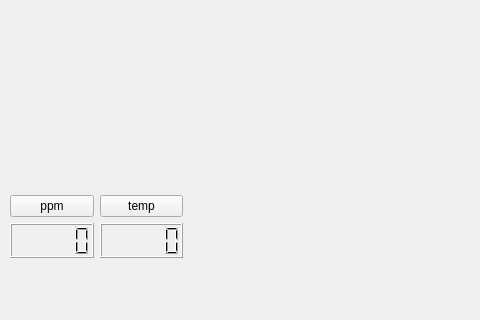
Before: the Qt Designer form keeMASH.ui in buhtanback/KeeMASH, drawn with Qt 5; both pictures show x 0 to 480 and y 285 to 605 of the 848 by 605 pixel window.
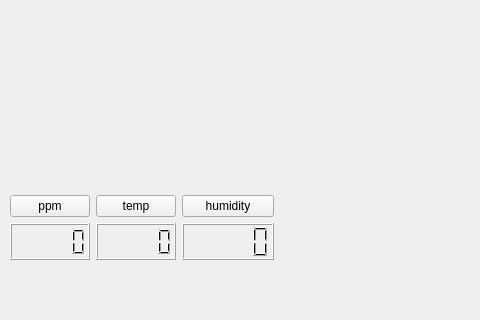
After: the same form once the commit is applied.

Commit message: add functioning control button give humidity. feedback display

```diff
--- a/keeMASH.ui
+++ b/keeMASH.ui
@@ -253,10 +253,12 @@
      <rect>
       <x>10</x>
       <y>480</y>
-      <width>173</width>
-      <height>63</height>
+      <width>264</width>
+      <height>65</height>
      </rect>
     </property>
+    <layout class="QHBoxLayout" name="horizontalLayout_2">
+     <item>
     <layout class="QHBoxLayout" name="horizontalLayout">
      <item>
       <layout class="QVBoxLayout" name="verticalLayout_3">
@@ -283,6 +285,22 @@
        </item>
        <item>
         <widget class="QLCDNumber" name="lcdTemp"/>
+         </item>
+        </layout>
+       </item>
+      </layout>
+     </item>
+     <item>
+      <layout class="QVBoxLayout" name="verticalLayout_5">
+       <item>
+        <widget class="QPushButton" name="humiB">
+         <property name="text">
+          <string>humidity</string>
+         </property>
+        </widget>
+       </item>
+       <item>
+        <widget class="QLCDNumber" name="lcdHumi"/>
        </item>
       </layout>
      </item>
```
Lines whose indentation alone changed are shown as unchanged. The commit also changes 1 other file.
